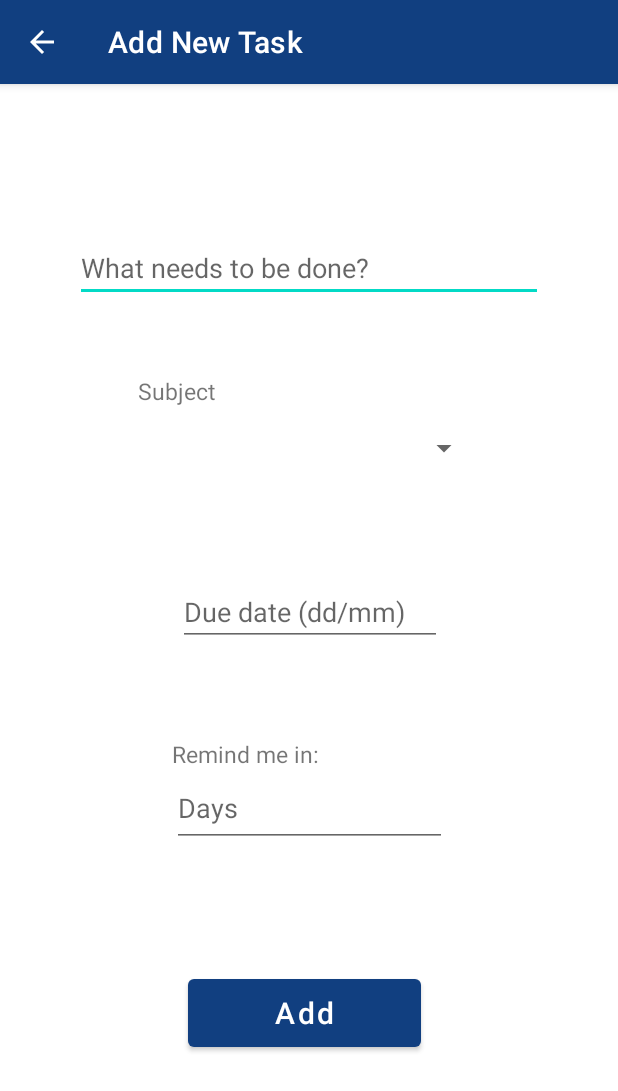
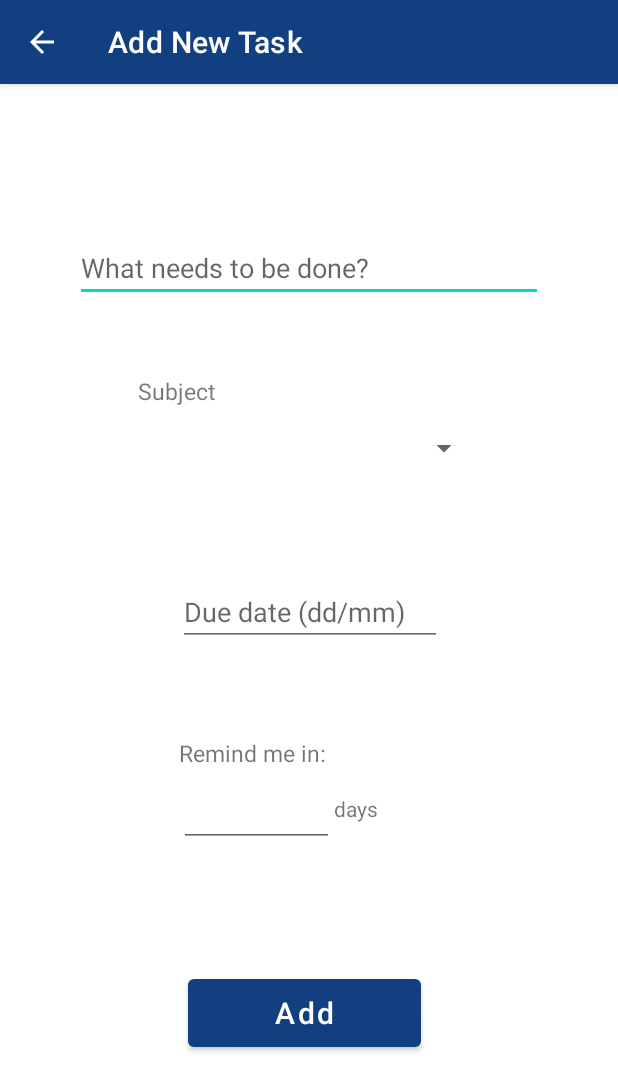
Before and after one commit to m4rkl1n/StudyReminder, an Android app: the AddActivity screen opened directly, with no data from a screen before it, after a tap on "Add", on a phone screen of 412 x 824 dp. Shown: the top 1091 px of the screen. Run offline under Robolectric (Android 15) with nearby library versions, the phone set to English and light mode, and no system bars; 3 statements that could not run were skipped.

Commit message:
commented code

```diff
--- a/app/src/main/java/com/example/studyreminder/AddActivity.java
+++ b/app/src/main/java/com/example/studyreminder/AddActivity.java
@@ -3,10 +3,12 @@ package com.example.studyreminder;
 import androidx.appcompat.app.AppCompatActivity;
 
 import android.app.AlarmManager;
+import android.app.Notification;
 import android.app.NotificationChannel;
 import android.app.NotificationManager;
 import android.app.PendingIntent;
 import android.content.BroadcastReceiver;
+import android.content.Context;
 import android.content.Intent;
 import android.os.Bundle;
 import android.text.InputFilter;
@@ -23,14 +25,18 @@ public class AddActivity extends AppCompatActivity {
 
     EditText descEntry, dateEntry, remindIn;
     Spinner sp;
+    Context context;
     Button addBtn;
     String sDate, sSubject, sDescription, sRemindIn;
     ArrayAdapter<String> adapter;
     int IntDate;
 
+
+
     @Override
     protected void onCreate(Bundle savedInstanceState) {
         super.onCreate(savedInstanceState);
+        this.context = context;
         MyDatabase myDB = new MyDatabase(AddActivity.this);
         setContentView(R.layout.activity_add);
         createNotificationChannel();
@@ -47,6 +53,8 @@ public class AddActivity extends AppCompatActivity {
         adapter.setDropDownViewResource(android.R.layout.simple_spinner_dropdown_item);
         sp.setAdapter(adapter);
 
+        //when the user clicks the button, the app will change everything
+        // the user has entered into a string which is used to be stored
         addBtn.setOnClickListener(view -> {
             sDate = dateEntry.getText().toString().trim();
             sRemindIn = remindIn.getText().toString().trim();
@@ -55,22 +63,25 @@ public class AddActivity extends AppCompatActivity {
             String spinnerText = sp.getSelectedItem().toString();
             sSubject = spinnerText.trim();
             Intent intent = new Intent(AddActivity.this, NotificationReminder.class);
-            PendingIntent pendingIntent = PendingIntent.getBroadcast(AddActivity.this, 0, intent, 0);
-            AlarmManager alarmManager = (AlarmManager) getSystemService(ALARM_SERVICE);
 
-            long timeAtButtonClick = System.currentTimeMillis();
-//            long dateInDays = 86400000*intDate;
-            long dateInDays = 1000*intDate;
-
-            alarmManager.set(AlarmManager.RTC_WAKEUP, timeAtButtonClick + dateInDays, pendingIntent);
-
-
+//this is used to avoid the user from being able to enter  " " or something with 25 letters.
+// the user also needs to follow the correct date format
             if (sDate.matches("^\\d{2}/\\d{2}")) {
                 if(sDescription.length() >1 && sDescription.length() <26) {
                     if(intDate < 101 && intDate >0) {
                         myDB.addTask(sSubject,
                                 sDescription,
                                 sDate);
+
+                        //code used to send notifications
+                        PendingIntent resultPendingIntent = PendingIntent.getBroadcast(this, 0, intent, 0);
+                        AlarmManager alarmManager = (AlarmManager) getSystemService(ALARM_SERVICE);
+                        long timeAtButtonClick = System.currentTimeMillis();
+//            long dateInDays = 86400000*intDate;
+                        long dateInDays = 1000*intDate;
+                        NotificationReminder notificationReminder = new NotificationReminder();
+
+                        alarmManager.set(AlarmManager.RTC_WAKEUP, timeAtButtonClick + dateInDays, resultPendingIntent);
                         intent = new Intent(this, MainActivity.class);
                         startActivity(intent);
                         finish();
@@ -83,11 +94,10 @@ public class AddActivity extends AppCompatActivity {
             }else{
                 Toast.makeText(this, "Please use dd/mm format", Toast.LENGTH_SHORT).show();
             }
-
-
-
         });
     }
+
+    //notification codes
     void createNotificationChannel(){
         if (android.os.Build.VERSION.SDK_INT >= android.os.Build.VERSION_CODES.O) {
             CharSequence name = "ReminderChannel";
--- a/app/src/main/java/com/example/studyreminder/CustomAdapter.java
+++ b/app/src/main/java/com/example/studyreminder/CustomAdapter.java
@@ -37,6 +37,7 @@ public class CustomAdapter extends RecyclerView.Adapter<CustomAdapter.myViewHold
         this.task_due_date = task_due_date;
     }
 
+    //creating viewHolders for recyclerview which i put a layout to from my xml
     @NonNull
     @Override
     public myViewHolder onCreateViewHolder(@NonNull ViewGroup parent, int viewType) {
@@ -46,7 +47,7 @@ public class CustomAdapter extends RecyclerView.Adapter<CustomAdapter.myViewHold
 
     }
 
-
+//displaying each recyclerview item
     @RequiresApi(api = Build.VERSION_CODES.M)
     @Override
     public void onBindViewHolder(@NonNull myViewHolder holder, final int position) {
--- a/app/src/main/java/com/example/studyreminder/SubjectFragment.java
+++ b/app/src/main/java/com/example/studyreminder/SubjectFragment.java
@@ -33,12 +33,14 @@ public class SubjectFragment extends Fragment {
     ArrayAdapter<String> adapter;
     int positionOfSelectedDataFromSpinner;
 
+
     public View onCreateView(@NonNull LayoutInflater inflater, @Nullable ViewGroup container, @Nullable Bundle savedInstanceState) {
         View view = inflater.inflate(R.layout.fragment_message, container, false);
         sp = view.findViewById(R.id.addSubjectSpinner);
         addSubBtn = view.findViewById(R.id.addSubBtn);
         addSubjectEntry = view.findViewById(R.id.addSubjectEntry);
         deleteBtn = view.findViewById(R.id.deleteBtn);
+        deleteBtn.setOnClickListener(view1 -> Toast.makeText(getContext(), "In the making", Toast.LENGTH_SHORT).show());
         deleteAllBtn = view.findViewById(R.id.deleteAllBtn);
         myDB = new MyDatabase(getContext());
         arrayList = myDB.getSubject();
@@ -63,6 +65,7 @@ public class SubjectFragment extends Fragment {
         return view;
     }
 
+    //getting data from the database to the spinner
     private void loadSpinnerData() {
         MyDatabase db = new MyDatabase(getActivity().getApplicationContext());
         List<String> add_subject = db.getSubject();
@@ -71,6 +74,7 @@ public class SubjectFragment extends Fragment {
         sp.setAdapter(adapter);
     }
 
+    //for adding a new subject
     private void add() {
         subject = addSubjectEntry.getText().toString();
         if (subject.trim().length() > 0 && subject.length() < 15) {
@@ -89,7 +93,7 @@ public class SubjectFragment extends Fragment {
     }
 
 
-
+//if they want to delete all subbjects
     void confirmDialog() {
         AlertDialog.Builder builder = new AlertDialog.Builder(getContext());
         builder.setTitle("Delete All?");
--- a/app/src/main/java/com/example/studyreminder/TaskFragment.java
+++ b/app/src/main/java/com/example/studyreminder/TaskFragment.java
@@ -46,6 +46,7 @@ public class TaskFragment extends Fragment {
     ConstraintLayout noDataView;
     Activity activity;
 
+//creates all the views for the main page.
     public View onCreateView(@NonNull LayoutInflater inflater, @Nullable ViewGroup container, @Nullable Bundle savedInstanceState) {
         View view = inflater.inflate(R.layout.fragment_tasks, container, false);
         recyclerView = view.findViewById(R.id.recyclerTasks);
@@ -79,10 +80,9 @@ public class TaskFragment extends Fragment {
     @Override
     public void onResume() {
         super.onResume();
-//        storeDataArray();
     }
 
-
+//gets data from the database to this class
     void storeDataArray() {
         Cursor cursor = myDB.readAllData();
         if (cursor.getCount() == 0) {
@@ -99,6 +99,7 @@ public class TaskFragment extends Fragment {
         }
     }
 
+    //code used for deleting all subjects
     void confirmDialog() {
         AlertDialog.Builder builder = new AlertDialog.Builder(getContext());
         builder.setTitle("Delete All?");
--- a/app/src/main/res/layout/activity_add.xml
+++ b/app/src/main/res/layout/activity_add.xml
@@ -63,14 +63,23 @@
 
     <EditText
         android:id="@+id/remindIn"
-        android:layout_width="183dp"
-        android:layout_height="51dp"
-        android:hint="Days"
+        android:layout_width="103dp"
+        android:layout_height="52dp"
+        android:layout_marginEnd="70dp"
         android:inputType="number"
         app:layout_constraintBottom_toTopOf="@+id/addbtn"
         app:layout_constraintEnd_toEndOf="parent"
         app:layout_constraintStart_toStartOf="parent"
         app:layout_constraintTop_toBottomOf="@+id/dateEntry" />
+
+    <TextView
+        android:layout_width="wrap_content"
+        android:layout_height="wrap_content"
+        android:text="@string/days"
+        app:layout_constraintBottom_toBottomOf="@+id/remindIn"
+        app:layout_constraintStart_toEndOf="@+id/remindIn"
+        app:layout_constraintTop_toTopOf="@+id/remindIn" />
+
 
     <TextView
         android:layout_width="wrap_content"
--- a/app/src/main/res/values/strings.xml
+++ b/app/src/main/res/values/strings.xml
@@ -25,6 +25,6 @@
     <string name="DeleteAll">Delete All</string>
     <string name="Feedback">Feedback</string>
     <string name="Share">Share</string>
-<!--    <string name=""></string>-->
+    <string name="days">days</string>
 <!--    <string name=""></string>-->
 </resources>
```
Also changed, not shown: app/src/main/java/com/example/studyreminder/MainActivity.java (+6 -3 lines), app/src/main/java/com/example/studyreminder/MyDatabase.java (+9 -15 lines), app/src/main/java/com/example/studyreminder/NotificationReminder.java (+6 -1 lines), app/src/main/java/com/example/studyreminder/UpdateActivity.java (+6 -2 lines).
